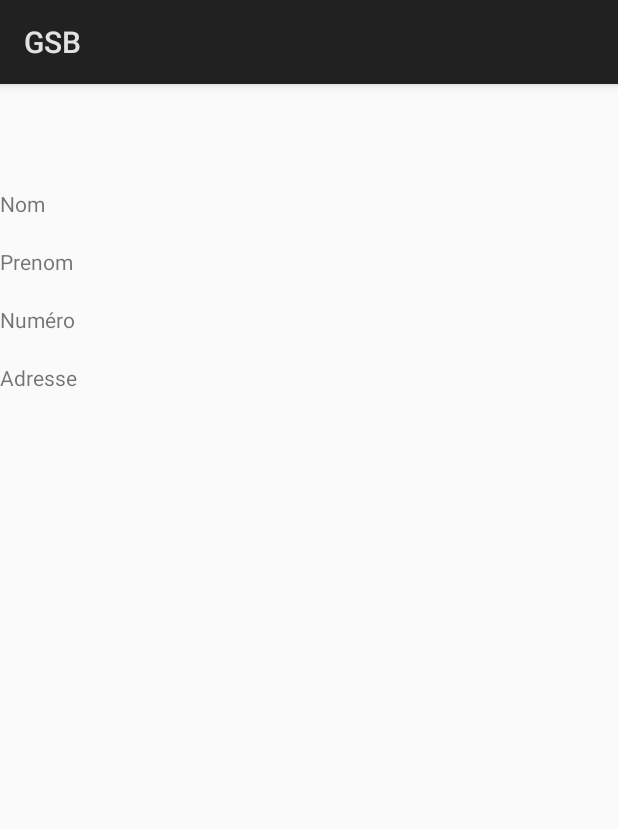
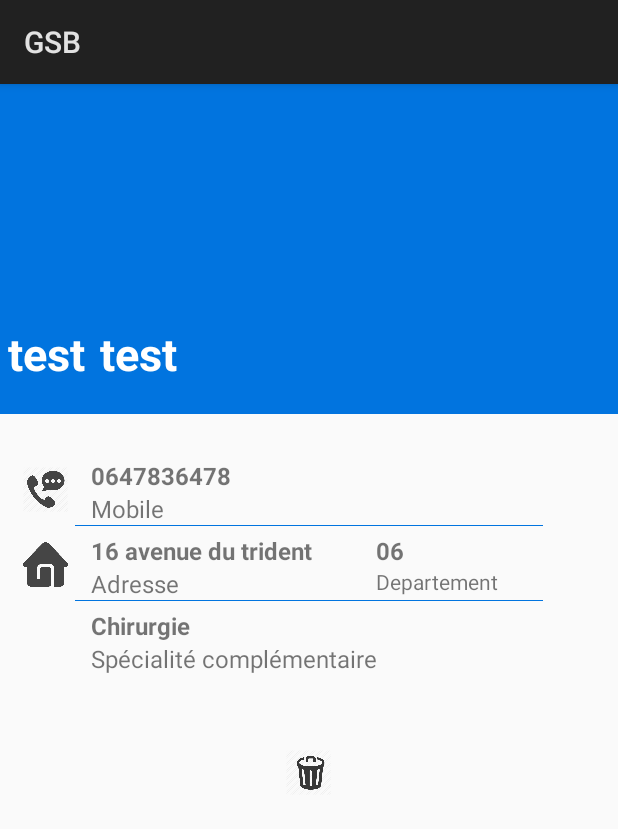
Before and after one commit to MadKidTm/AndroidApp, an Android app: the layout repertoire_details.xml on its own in the app's theme, with its tools: preview values and no code run, on a phone screen of 412 x 824 dp. Shown: the top 829 px of the screen. Run offline under Robolectric (Android 15) with nearby library versions, the phone set to English and light mode, and no system bars.

Commit message:
ajout de l'interface details medecin

```diff
--- a/app/src/main/AndroidManifest.xml
+++ b/app/src/main/AndroidManifest.xml
@@ -31,6 +31,9 @@
         <activity android:name=".AddRepportActivity">
 
         </activity>
+        <activity android:name=".DoctorDetailActivity">
+
+        </activity>
 
     </application>
 
--- a/app/src/main/java/com/gsb/alexa/gsbappli/AddDoctorActivity.java
+++ b/app/src/main/java/com/gsb/alexa/gsbappli/AddDoctorActivity.java
@@ -86,10 +86,9 @@ public class AddDoctorActivity extends Activity {
                         medecinDao.insertLigne(medecin.getNom(),
                                 medecin.getPrenom(),
                                 medecin.getTel(),
-                                medecin.getTel(),
+                                medecin.getAdresse(),
                                 medecin.getSpecialite_comp(),
                                 medecin.getDepartement());
-
 
                         Toast.makeText(context, "Nouveau medecin enregistré avec succès", Toast.LENGTH_LONG).show();
                     }
--- a/app/src/main/res/layout/repertoire_details.xml
+++ b/app/src/main/res/layout/repertoire_details.xml
@@ -1,64 +1,184 @@
 <?xml version="1.0" encoding="utf-8"?>
-<LinearLayout
-    xmlns:android="http://schemas.android.com/apk/res/android"
+<RelativeLayout xmlns:android="http://schemas.android.com/apk/res/android"
     android:layout_width="match_parent"
     android:layout_height="match_parent"
     android:orientation="vertical">
 
+    <LinearLayout
+        android:id="@+id/detail_background"
+        android:layout_width="match_parent"
+        android:layout_height="220dp"
+        android:background="@color/colorNormalButton"
+        android:orientation="horizontal"
+        android:layout_marginBottom="30dp"
+        >
+
+        <TextView
+            android:id="@+id/rep_det_lastname"
+            android:layout_width="wrap_content"
+            android:layout_height="wrap_content"
+            android:layout_marginBottom="10dp"
+            android:paddingStart="5dp"
+            android:text = "test"
+            android:textStyle="bold"
+            android:textSize="30sp"
+            android:textColor="@color/colorWhite"
+            android:layout_gravity="bottom"/>
+
+        <TextView
+            android:id="@+id/rep_det_firstname"
+            android:layout_width="wrap_content"
+            android:layout_height="wrap_content"
+            android:paddingStart="10dp"
+            android:paddingEnd="0dp"
+            android:layout_marginBottom="10dp"
+            android:text = "test"
+            android:textSize="30sp"
+            android:textStyle="bold"
+            android:textColor="@color/colorWhite"
+            android:layout_gravity="bottom"/>
+
+    </LinearLayout>
+
+    <ImageView
+        android:id="@+id/phone_icon"
+        android:layout_width="30dp"
+        android:layout_height="30dp"
+        android:background="@drawable/phone_icon"
+        android:layout_below="@id/detail_background"
+        android:layout_marginTop="5dp"
+        android:layout_marginEnd="15dp"
+        android:layout_marginStart="15dp"
+
+
+        />
+
+    <TextView
+        android:id="@+id/rep_det_num"
+        android:layout_width="match_parent"
+        android:layout_height="wrap_content"
+        android:layout_below="@id/detail_background"
+        android:layout_toEndOf="@id/phone_icon"
+        android:text="0647836478"
+        android:textStyle="bold"
+        android:textSize="16sp"
+        />
+
+    <TextView
+        android:id="@+id/rep_det_numhint"
+        android:layout_width="match_parent"
+        android:layout_height="wrap_content"
+        android:layout_below="@id/rep_det_num"
+        android:layout_toEndOf="@id/phone_icon"
+        android:text="Mobile"
+        android:textSize="16sp"/>
+
+    <ImageView
+        android:id="@+id/separator1"
+        android:layout_width="match_parent"
+        android:layout_height="1px"
+        android:layout_marginHorizontal="50dp"
+        android:background="@color/colorNormalButton"
+        android:layout_below="@id/rep_det_numhint"
+        android:layout_marginBottom="5dp"/>
 
 
     <ImageView
-        android:id="@+id/img"
-        android:layout_width="70dp"
-        android:layout_height="70dp"
-        android:layout_gravity="center_vertical"
-        android:padding="10px"
+        android:id="@+id/home_icon"
+        android:layout_width="30dp"
+        android:layout_height="30dp"
+        android:background="@drawable/home_icon"
+        android:layout_below="@id/separator1"
+        android:layout_marginTop="5dp"
+        android:layout_marginEnd="15dp"
+        android:layout_marginStart="15dp"/>
+
+    <TextView
+        android:id="@+id/rep_det_adress"
+        android:layout_width="190dp"
+        android:layout_height="wrap_content"
+        android:layout_below="@id/separator1"
+        android:layout_toEndOf="@id/home_icon"
+        android:text="16 avenue du trident"
+        android:textStyle="bold"
+        android:textSize="16sp"
         />
 
     <TextView
+        android:id="@+id/rep_det_departement"
         android:layout_width="match_parent"
         android:layout_height="wrap_content"
-        android:text="Nom"/>
+        android:layout_below="@id/separator1"
+        android:layout_toEndOf="@id/rep_det_adress"
+        android:text="06"
+        android:textStyle="bold"
+        android:textSize="16sp"/>
 
     <TextView
+        android:id="@+id/rep_det_departementhint"
         android:layout_width="match_parent"
         android:layout_height="wrap_content"
+        android:layout_below="@id/rep_det_departement"
+        android:layout_toEndOf="@id/rep_det_adress"
+        android:text="Departement"
         />
 
     <TextView
+        android:id="@+id/rep_det_adresshint"
         android:layout_width="match_parent"
         android:layout_height="wrap_content"
-        android:text="Prenom"/>
+        android:layout_below="@id/rep_det_adress"
+        android:layout_toEndOf="@id/home_icon"
+        android:text="Adresse"
+        android:textSize="16sp"/>
+
+    <ImageView
+        android:id="@+id/separator2"
+        android:layout_width="match_parent"
+        android:layout_height="1px"
+        android:layout_marginHorizontal="50dp"
+        android:background="@color/colorNormalButton"
+        android:layout_below="@id/rep_det_adresshint"
+        android:layout_marginBottom="5dp"/>
+
+    <ImageView
+        android:id="@+id/med_icon"
+        android:layout_width="30dp"
+        android:layout_height="30dp"
+        android:layout_marginTop="5dp"
+        android:layout_marginEnd="15dp"
+        android:layout_marginStart="15dp"
+        android:layout_below="@id/separator2"
+        />
 
     <TextView
+        android:id="@+id/rep_det_specomp"
         android:layout_width="match_parent"
-        android:layout_height="wrap_content" />
+        android:layout_height="wrap_content"
+        android:layout_below="@id/separator2"
+        android:layout_toEndOf="@id/med_icon"
+        android:text="Chirurgie"
+        android:textSize="16sp"
+        android:textStyle="bold"/>
 
     <TextView
+        android:id="@+id/rep_det_specomphint"
         android:layout_width="match_parent"
         android:layout_height="wrap_content"
-        android:text="Numéro"/>
+        android:layout_below="@id/rep_det_specomp"
+        android:layout_toEndOf="@id/med_icon"
+        android:text="Spécialité complémentaire"
+        android:textSize="16sp"/>
 
-    <TextView
-        android:layout_width="match_parent"
-        android:layout_height="wrap_content" />
-
-    <TextView
-        android:layout_width="match_parent"
-        android:layout_height="wrap_content"
-        android:text="Adresse"/>
-
-    <TextView
-        android:layout_width="match_parent"
-        android:layout_height="wrap_content" />
+    <ImageButton
+        android:id="@+id/deleteMedecin"
+        android:layout_width="30dp"
+        android:layout_height="30dp"
+        android:layout_marginTop="50dp"
+        android:layout_centerHorizontal="true"
+        android:background="@drawable/trash_icon"
+        android:layout_below="@id/rep_det_specomphint"
+        />
 
 
-
-
-
-
-
-
-
-
-</LinearLayout>
+</RelativeLayout>
--- a/app/src/main/res/layout/repertoire_item.xml
+++ b/app/src/main/res/layout/repertoire_item.xml
@@ -10,7 +10,7 @@
         android:id="@+id/idMedecin"
         android:layout_width="0dp"
         android:layout_height="0dp"
-        android:visibility="gone"/>
+        android:visibility="invisible"/>
 
     <ImageView
         android:id="@+id/img"
```
Also changed, not shown: app/src/main/java/com/gsb/alexa/gsbappli/Classes/MedecinDAO.java (+21 -1 lines), app/src/main/java/com/gsb/alexa/gsbappli/DoctorActivity.java (+24 -44 lines), app/src/main/java/com/gsb/alexa/gsbappli/DoctorDetailActivity.java (added, +112 -0 lines), app/src/main/res/drawable/home_icon.png (added), app/src/main/res/drawable/phone_icon.png (added), app/src/main/res/drawable/trash_icon.png (added), app/src/main/res/drawable/warning_icon.png (added), 1 other file.
